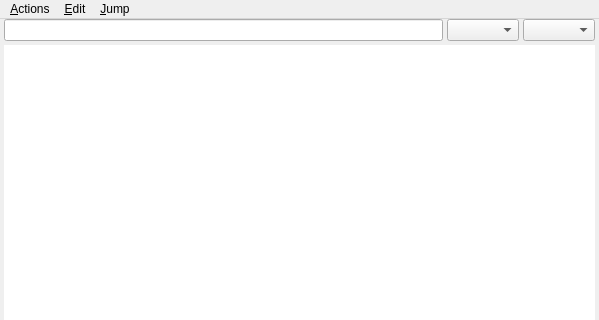
First picture: the form in designer/cardlist.ui, repository ankitects/anki, before the edit; both pictures show x 0 to 599 and y 0 to 320 of the 599 by 462 pixel window.
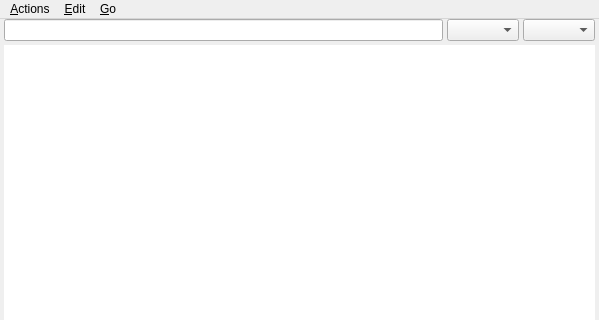
Second picture: the form after the edit. Icons and pictures are not drawn.

Commit message: jump>go

```diff
--- a/designer/cardlist.ui
+++ b/designer/cardlist.ui
@@ -198,7 +198,7 @@
    </widget>
    <widget class="QMenu" name="menuJump" >
     <property name="title" >
-     <string>&amp;Jump</string>
+     <string>&amp;Go</string>
     </property>
     <addaction name="actionFind" />
     <addaction name="actionFact" />
```
